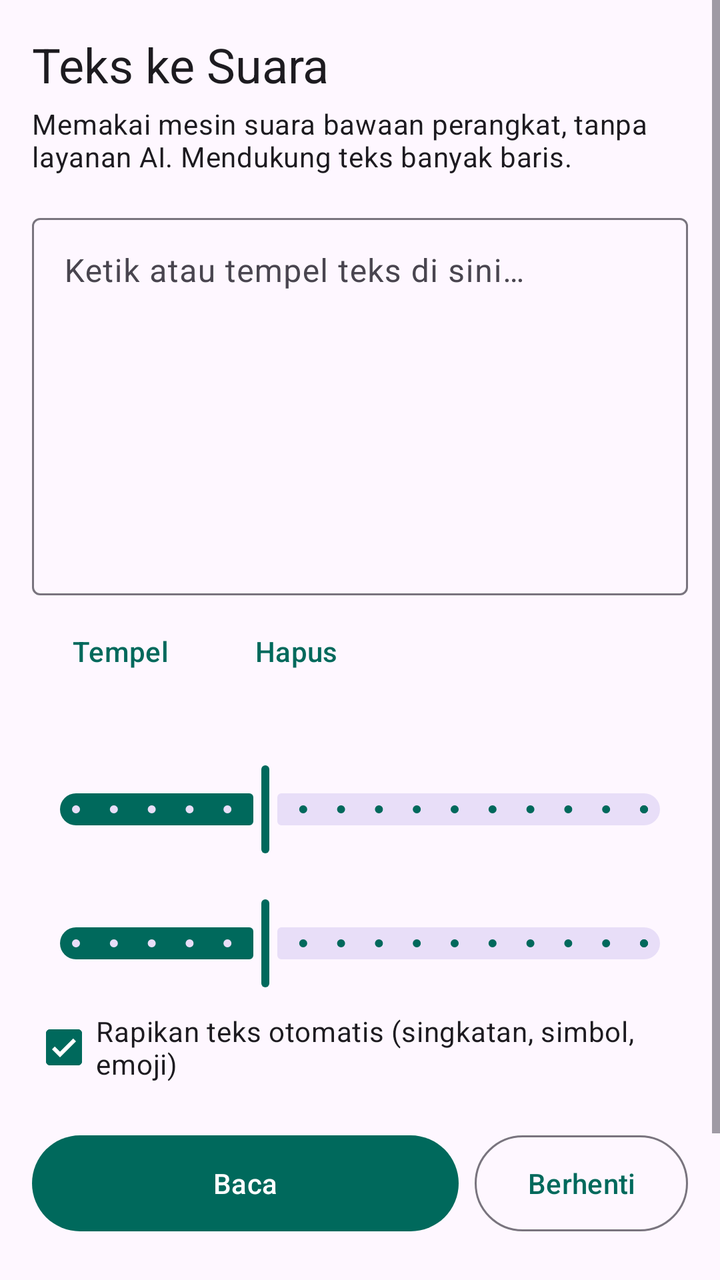
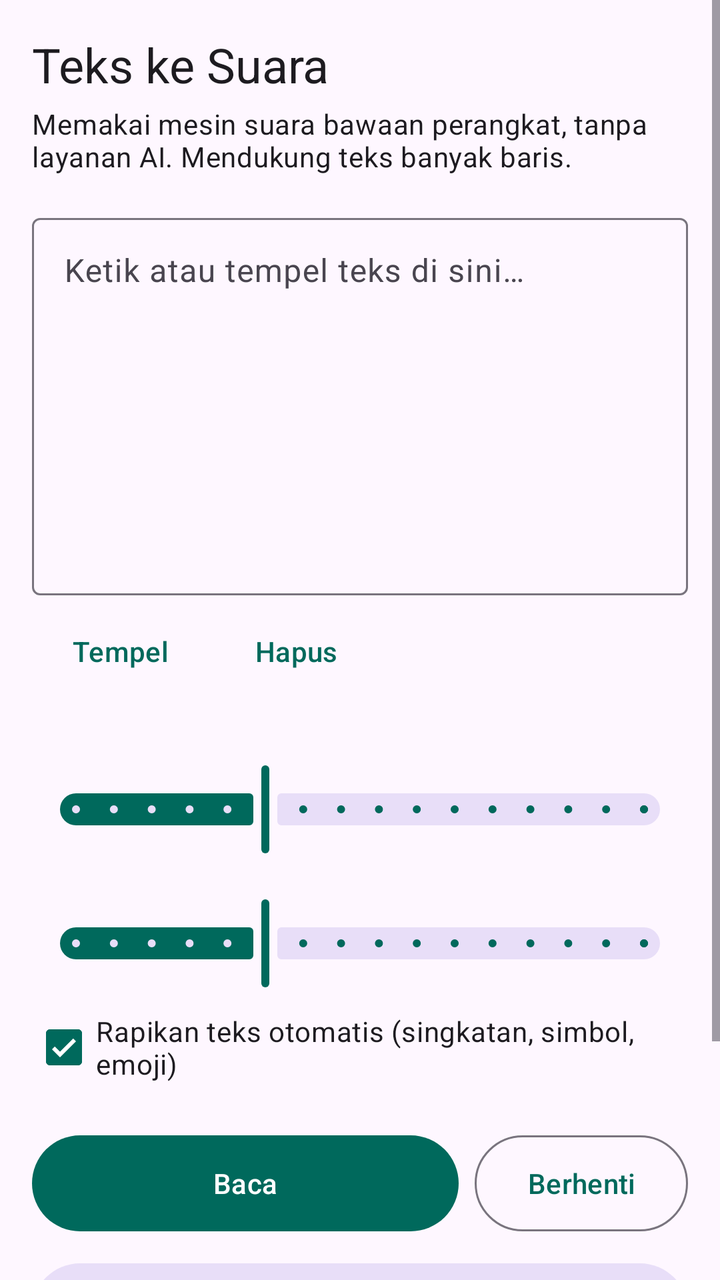

The first picture is an Android layout as it rendered before a commit; the second is the same layout after the commit. The layout source and the unified diff follow.
<!-- AndroidManifest.xml: application theme Theme.TeksKeSuara -->
<!-- res/layout/activity_main.xml -->
<?xml version="1.0" encoding="utf-8"?>
<ScrollView xmlns:android="http://schemas.android.com/apk/res/android"
    xmlns:app="http://schemas.android.com/apk/res-auto"
    android:id="@+id/root"
    android:layout_width="match_parent"
    android:layout_height="match_parent"
    android:clipToPadding="false"
    android:fillViewport="true">

    <LinearLayout
        android:layout_width="match_parent"
        android:layout_height="wrap_content"
        android:orientation="vertical"
        android:padding="16dp">

        <TextView
            android:layout_width="match_parent"
            android:layout_height="wrap_content"
            android:text="@string/title"
            android:textAppearance="?attr/textAppearanceHeadlineSmall" />

        <TextView
            android:layout_width="match_parent"
            android:layout_height="wrap_content"
            android:layout_marginTop="4dp"
            android:text="@string/subtitle"
            android:textAppearance="?attr/textAppearanceBodyMedium" />

        <com.google.android.material.textfield.TextInputLayout
            style="@style/Widget.Material3.TextInputLayout.OutlinedBox"
            android:layout_width="match_parent"
            android:layout_height="wrap_content"
            android:layout_marginTop="16dp"
            android:hint="@string/input_hint">

            <com.google.android.material.textfield.TextInputEditText
                android:id="@+id/inputText"
                android:layout_width="match_parent"
                android:layout_height="wrap_content"
                android:gravity="top|start"
                android:inputType="textMultiLine|textCapSentences"
                android:maxLines="12"
                android:minLines="8"
                android:overScrollMode="ifContentScrolls"
                android:scrollbars="vertical" />
        </com.google.android.material.textfield.TextInputLayout>

        <LinearLayout
            android:layout_width="match_parent"
            android:layout_height="wrap_content"
            android:layout_marginTop="4dp"
            android:gravity="center_vertical"
            android:orientation="horizontal">

            <com.google.android.material.button.MaterialButton
                android:id="@+id/btnPaste"
                style="@style/Widget.Material3.Button.TextButton"
                android:layout_width="wrap_content"
                android:layout_height="wrap_content"
                android:text="@string/paste" />

            <com.google.android.material.button.MaterialButton
                android:id="@+id/btnClear"
                style="@style/Widget.Material3.Button.TextButton"
                android:layout_width="wrap_content"
                android:layout_height="wrap_content"
                android:text="@string/clear" />

            <Space
                android:layout_width="0dp"
                android:layout_height="0dp"
                android:layout_weight="1" />

            <TextView
                android:id="@+id/textCount"
                android:layout_width="wrap_content"
                android:layout_height="wrap_content"
                android:textAppearance="?attr/textAppearanceBodySmall" />
        </LinearLayout>

        <LinearLayout
            android:id="@+id/voiceGroup"
            android:layout_width="match_parent"
            android:layout_height="wrap_content"
            android:layout_marginTop="12dp"
            android:orientation="vertical"
            android:visibility="gone">

            <TextView
                android:layout_width="match_parent"
                android:layout_height="wrap_content"
                android:text="@string/label_voice"
                android:textAppearance="?attr/textAppearanceLabelLarge" />

            <Spinner
                android:id="@+id/spinnerVoice"
                android:layout_width="match_parent"
                android:layout_height="48dp" />
        </LinearLayout>

        <TextView
            android:id="@+id/labelSpeed"
            android:layout_width="match_parent"
            android:layout_height="wrap_content"
            android:layout_marginTop="12dp"
            android:textAppearance="?attr/textAppearanceLabelLarge" />

        <com.google.android.material.slider.Slider
            android:id="@+id/sliderSpeed"
            android:layout_width="match_parent"
            android:layout_height="wrap_content"
            android:stepSize="0.1"
            android:value="1.0"
            android:valueFrom="0.5"
            android:valueTo="2.0" />

        <TextView
            android:id="@+id/labelPitch"
            android:layout_width="match_parent"
            android:layout_height="wrap_content"
            android:textAppearance="?attr/textAppearanceLabelLarge" />

        <com.google.android.material.slider.Slider
            android:id="@+id/sliderPitch"
            android:layout_width="match_parent"
            android:layout_height="wrap_content"
            android:stepSize="0.1"
            android:value="1.0"
            android:valueFrom="0.5"
            android:valueTo="2.0" />

        <com.google.android.material.checkbox.MaterialCheckBox
            android:id="@+id/checkNormalize"
            android:layout_width="match_parent"
            android:layout_height="wrap_content"
            android:layout_marginTop="4dp"
            android:checked="true"
            android:text="@string/normalize" />

        <LinearLayout
            android:layout_width="match_parent"
            android:layout_height="wrap_content"
            android:layout_marginTop="16dp"
            android:orientation="horizontal">

            <com.google.android.material.button.MaterialButton
                android:id="@+id/btnPlay"
                android:layout_width="0dp"
                android:layout_height="56dp"
                android:layout_weight="2"
                android:text="@string/play" />

            <com.google.android.material.button.MaterialButton
                android:id="@+id/btnStop"
                style="@style/Widget.Material3.Button.OutlinedButton"
                android:layout_width="0dp"
                android:layout_height="56dp"
                android:layout_marginStart="8dp"
                android:layout_weight="1"
                android:text="@string/stop" />
        </LinearLayout>

        <TextView
            android:id="@+id/textStatus"
            android:layout_width="match_parent"
            android:layout_height="wrap_content"
            android:layout_marginTop="12dp"
            android:accessibilityLiveRegion="polite"
            android:textAppearance="?attr/textAppearanceBodyMedium" />

        <com.google.android.material.button.MaterialButton
            android:id="@+id/btnSystemSettings"
            style="@style/Widget.Material3.Button.TextButton"
            android:layout_width="wrap_content"
            android:layout_height="wrap_content"
            android:layout_marginTop="8dp"
            android:text="@string/system_settings" />
    </LinearLayout>
</ScrollView>
<!-- resources referenced by this layout -->
<resources>
  <string name="clear">Hapus</string>
  <string name="input_hint">Ketik atau tempel teks di sini…</string>
  <string name="label_voice">Suara</string>
  <string name="normalize">Rapikan teks otomatis (singkatan, simbol, emoji)</string>
  <string name="paste">Tempel</string>
  <string name="play">Baca</string>
  <string name="stop">Berhenti</string>
  <string name="subtitle">Memakai mesin suara bawaan perangkat, tanpa layanan AI. Mendukung teks banyak baris.</string>
  <string name="system_settings">Pengaturan suara perangkat</string>
  <string name="title">Teks ke Suara</string>
  <style name="Theme.TeksKeSuara" parent="Theme.Material3.DayNight.NoActionBar">
          <item name="colorPrimary">#00695C</item>
          <item name="colorOnPrimary">#FFFFFF</item>
          <item name="colorPrimaryContainer">#B2DFDB</item>
          <item name="colorOnPrimaryContainer">#00201C</item>
      </style>
</resources>

<!-- the commit's change to res/layout/activity_main.xml (unified diff, before → after) -->
@@ -160,6 +160,14 @@
                 android:text="@string/stop" />
         </LinearLayout>
 
+        <com.google.android.material.button.MaterialButton
+            android:id="@+id/btnSave"
+            style="@style/Widget.Material3.Button.TonalButton"
+            android:layout_width="match_parent"
+            android:layout_height="56dp"
+            android:layout_marginTop="8dp"
+            android:text="@string/save_audio" />
+
         <TextView
             android:id="@+id/textStatus"
             android:layout_width="match_parent"
<!-- resource entries referenced after the edit -->
@@ -6,6 +6,7 @@
   <string name="normalize">Rapikan teks otomatis (singkatan, simbol, emoji)</string>
   <string name="paste">Tempel</string>
   <string name="play">Baca</string>
+  <string name="save_audio">Simpan audio (M4A)</string>
   <string name="stop">Berhenti</string>
   <string name="subtitle">Memakai mesin suara bawaan perangkat, tanpa layanan AI. Mendukung teks banyak baris.</string>
   <string name="system_settings">Pengaturan suara perangkat</string>
